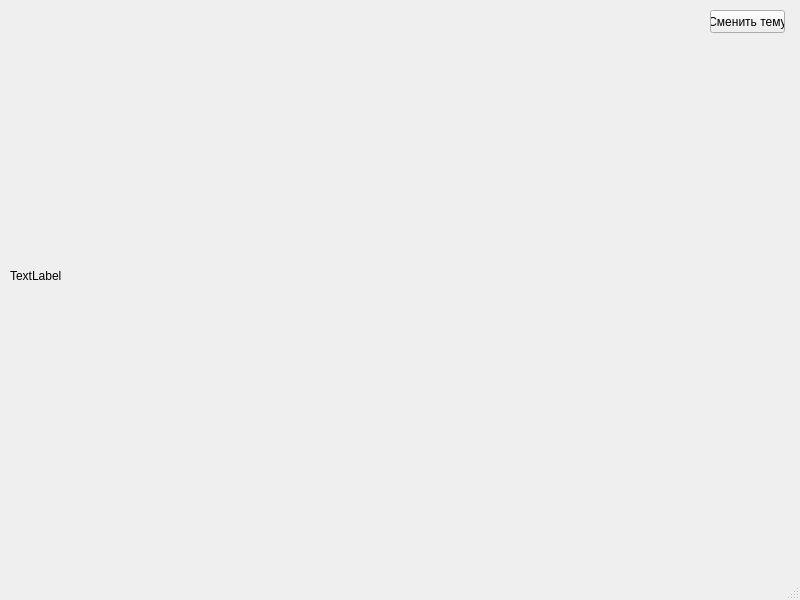
This is ui.ui in yymato/Map_api as Qt 5 draws it before an edit. The edited form follows.
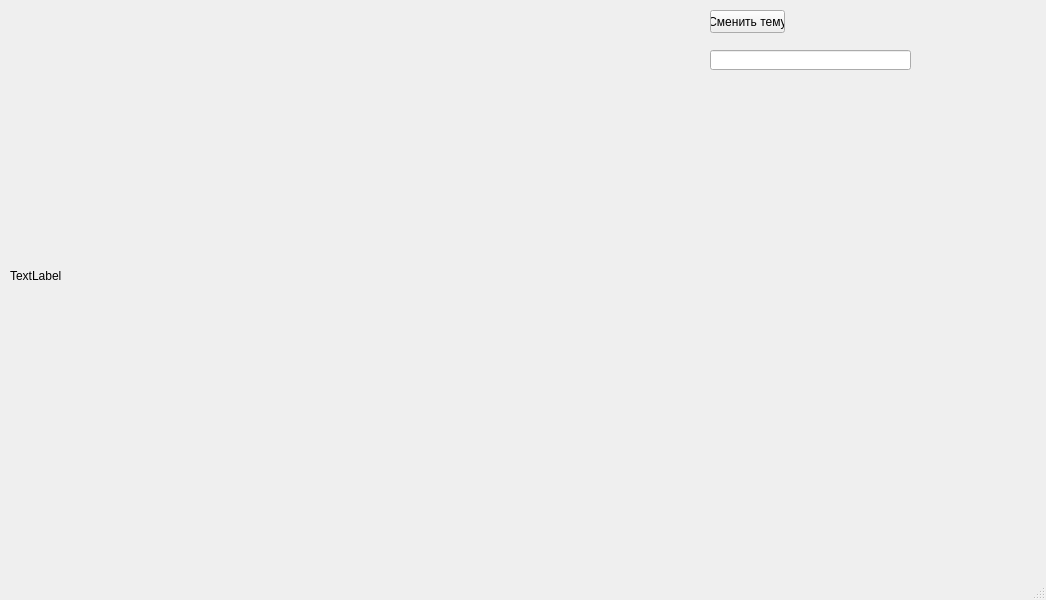
This is the edited form.

Commit message: 5-я задача

What changed in the file:
```diff
--- a/ui.ui
+++ b/ui.ui
@@ -6,7 +6,7 @@
    <rect>
     <x>0</x>
     <y>0</y>
-    <width>800</width>
+    <width>1046</width>
     <height>600</height>
    </rect>
   </property>
@@ -40,6 +40,16 @@
      <string>Сменить тему</string>
     </property>
    </widget>
+   <widget class="QLineEdit" name="lineEdit">
+    <property name="geometry">
+     <rect>
+      <x>710</x>
+      <y>50</y>
+      <width>201</width>
+      <height>20</height>
+     </rect>
+    </property>
+   </widget>
   </widget>
   <widget class="QMenuBar" name="menubar">
    <property name="geometry">
```
Left out of the diff: 2 changed lines with no effect on the pictures. The commit also changes 2 other files.
